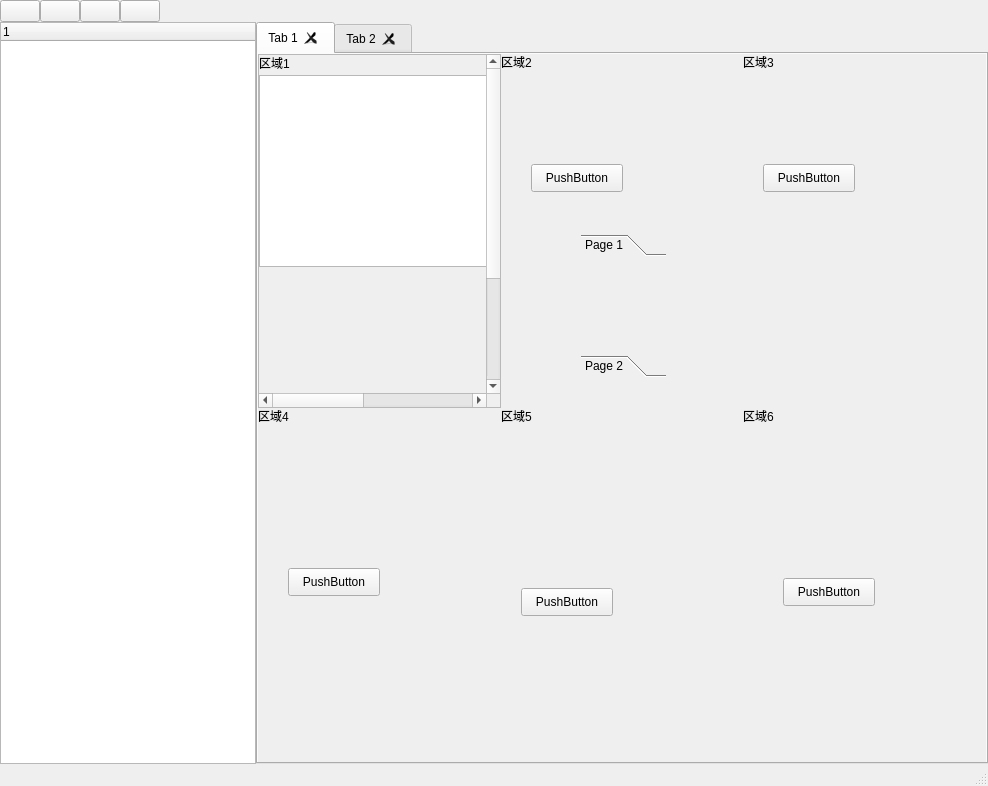
This is home/MainWindowHome.ui in jingjing1989/YouYoQt as Qt 5 draws it before an edit. The edited form follows.
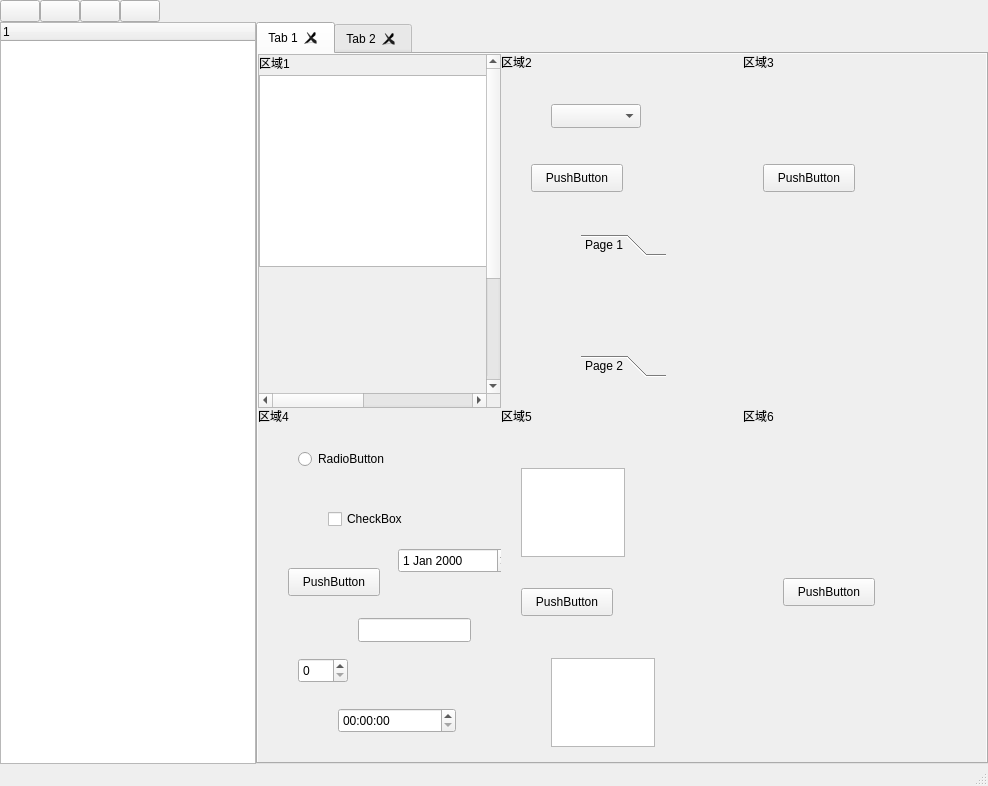
This is the edited form. Custom widgets are drawn as their Qt base class.

The edit to the form file:
```diff
--- a/home/MainWindowHome.ui
+++ b/home/MainWindowHome.ui
@@ -309,6 +309,16 @@
               </attribute>
              </widget>
             </widget>
+            <widget class="QComboBox" name="comboBox">
+             <property name="geometry">
+              <rect>
+               <x>50</x>
+               <y>50</y>
+               <width>90</width>
+               <height>24</height>
+              </rect>
+             </property>
+            </widget>
            </widget>
           </item>
           <item row="1" column="0">
@@ -339,6 +349,72 @@
               <string>区域4</string>
              </property>
             </widget>
+            <widget class="QRadioButton" name="radioButton">
+             <property name="geometry">
+              <rect>
+               <x>40</x>
+               <y>40</y>
+               <width>118</width>
+               <height>22</height>
+              </rect>
+             </property>
+             <property name="text">
+              <string>RadioButton</string>
+             </property>
+            </widget>
+            <widget class="QCheckBox" name="checkBox">
+             <property name="geometry">
+              <rect>
+               <x>70</x>
+               <y>100</y>
+               <width>94</width>
+               <height>22</height>
+              </rect>
+             </property>
+             <property name="text">
+              <string>CheckBox</string>
+             </property>
+            </widget>
+            <widget class="QSpinBox" name="spinBox">
+             <property name="geometry">
+              <rect>
+               <x>40</x>
+               <y>250</y>
+               <width>50</width>
+               <height>25</height>
+              </rect>
+             </property>
+            </widget>
+            <widget class="QLineEdit" name="lineEdit">
+             <property name="geometry">
+              <rect>
+               <x>100</x>
+               <y>210</y>
+               <width>113</width>
+               <height>24</height>
+              </rect>
+             </property>
+            </widget>
+            <widget class="QTimeEdit" name="timeEdit">
+             <property name="geometry">
+              <rect>
+               <x>80</x>
+               <y>300</y>
+               <width>118</width>
+               <height>25</height>
+              </rect>
+             </property>
+            </widget>
+            <widget class="QDateEdit" name="dateEdit">
+             <property name="geometry">
+              <rect>
+               <x>140</x>
+               <y>140</y>
+               <width>114</width>
+               <height>25</height>
+              </rect>
+             </property>
+            </widget>
            </widget>
           </item>
           <item row="1" column="1">
@@ -369,6 +445,26 @@
               <string>区域5</string>
              </property>
             </widget>
+            <widget class="QPlainTextEdit" name="plainTextEdit">
+             <property name="geometry">
+              <rect>
+               <x>50</x>
+               <y>250</y>
+               <width>104</width>
+               <height>89</height>
+              </rect>
+             </property>
+            </widget>
+            <widget class="QTextEdit" name="textEdit">
+             <property name="geometry">
+              <rect>
+               <x>20</x>
+               <y>60</y>
+               <width>104</width>
+               <height>89</height>
+              </rect>
+             </property>
+            </widget>
            </widget>
           </item>
           <item row="1" column="2">
```
Left out of the diff: 4 changed lines with no effect on the pictures.
